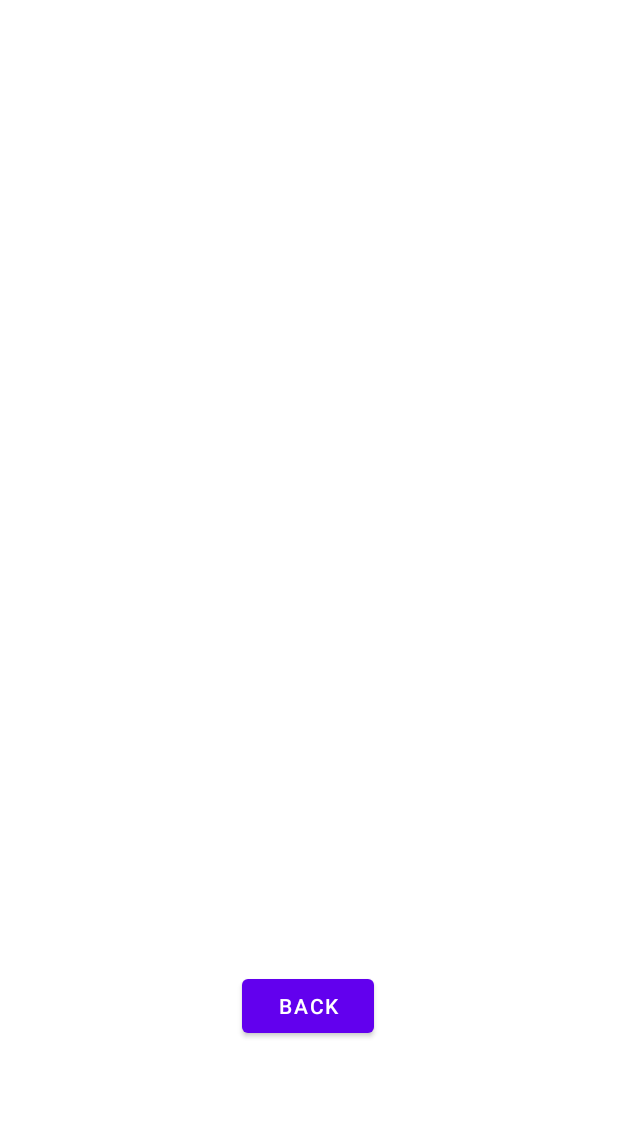
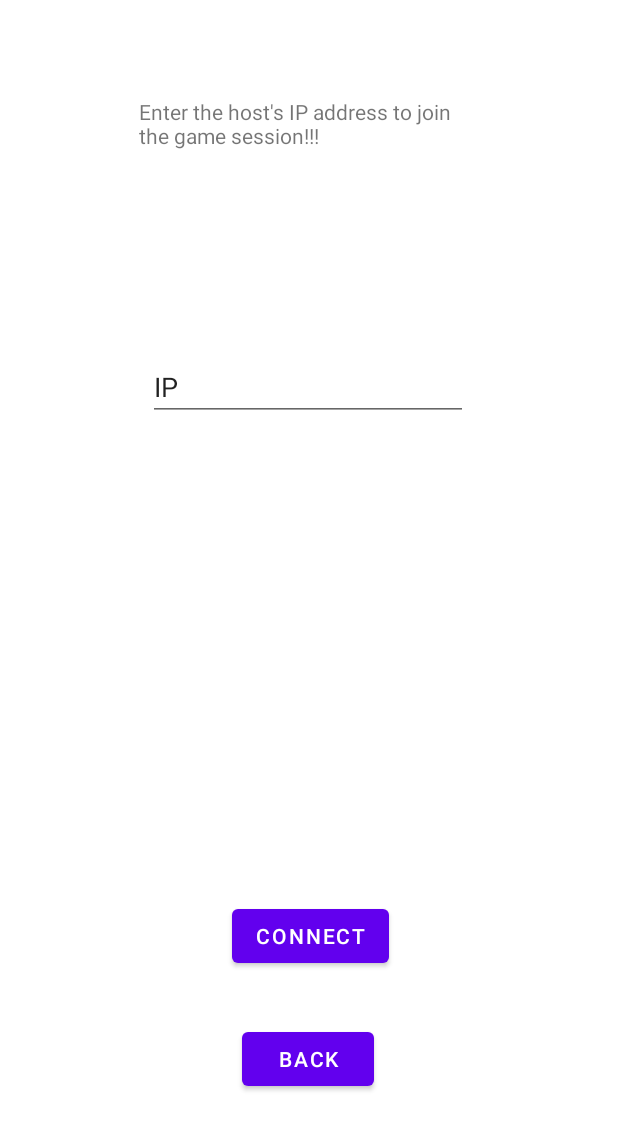
Before and after one commit to SE2-GruppeA/PiatnikParty, an Android app: the screen it shows after launch (MainActivity), after a tap on "JOIN GAME", on a phone screen of 412 x 824 dp. Shown: the top 1130 px of the screen. Run offline under Robolectric (Android 15) with nearby library versions, the phone set to English and light mode, and no system bars.

Commit message:
livedata1

```diff
--- a/app/src/main/java/com/example/piatinkpartyapp/screens/PlayGameFragment.java
+++ b/app/src/main/java/com/example/piatinkpartyapp/screens/PlayGameFragment.java
@@ -8,6 +8,8 @@ import android.view.LayoutInflater;
 import android.view.View;
 import android.view.ViewGroup;
 import android.widget.Button;
+import android.widget.EditText;
+import android.widget.TextView;
 
 import com.example.piatinkpartyapp.R;
 
@@ -69,11 +71,15 @@ public class PlayGameFragment extends Fragment implements View.OnClickListener {
         backBtn = (Button) root.findViewById(R.id.returnButton);
         backBtn.setOnClickListener(this);
 
+        Button connectButton = (Button) root.findViewById(R.id.button3);
+        EditText editText = (EditText) root.findViewById(R.id.editTextTextPersonName);
+
         return root;
     }
 
     @Override
     public void onClick(View view) {
+        if (view == backBtn)
         getActivity().getSupportFragmentManager().beginTransaction().remove(this).commit();
     }
 }
--- a/app/src/main/res/layout/fragment_create_game.xml
+++ b/app/src/main/res/layout/fragment_create_game.xml
@@ -45,7 +45,7 @@
         android:id="@+id/textView"
         android:layout_width="195dp"
         android:layout_height="37dp"
-        android:text=""
+        android:textSize="20dp"
         app:layout_constraintBottom_toBottomOf="@+id/textView5"
         app:layout_constraintEnd_toEndOf="parent"
         app:layout_constraintStart_toStartOf="parent"
@@ -56,7 +56,7 @@
         android:id="@+id/textView2"
         android:layout_width="206dp"
         android:layout_height="58dp"
-        android:text=""
+        android:textSize="20dp"
         app:layout_constraintBottom_toBottomOf="parent"
         app:layout_constraintEnd_toEndOf="parent"
         app:layout_constraintHorizontal_bias="0.497"
--- a/app/src/main/res/layout/fragment_play_game.xml
+++ b/app/src/main/res/layout/fragment_play_game.xml
@@ -30,6 +30,43 @@
         app:layout_constraintHorizontal_bias="0.498"
         app:layout_constraintStart_toStartOf="parent"
         app:layout_constraintTop_toTopOf="parent"
-        app:layout_constraintVertical_bias="0.833" />
+        app:layout_constraintVertical_bias="0.879" />
+
+    <TextView
+        android:id="@+id/textView3"
+        android:layout_width="227dp"
+        android:layout_height="75dp"
+        android:text="Enter the host's IP address to join the game session!!!"
+        app:layout_constraintBottom_toBottomOf="@+id/textView5"
+        app:layout_constraintEnd_toEndOf="parent"
+        app:layout_constraintStart_toStartOf="parent"
+        app:layout_constraintTop_toTopOf="parent"
+        app:layout_constraintVertical_bias="0.086" />
+
+    <Button
+        android:id="@+id/button3"
+        android:layout_width="wrap_content"
+        android:layout_height="wrap_content"
+        android:text="Connect"
+        app:layout_constraintBottom_toBottomOf="@+id/textView5"
+        app:layout_constraintEnd_toEndOf="parent"
+        app:layout_constraintHorizontal_bias="0.504"
+        app:layout_constraintStart_toStartOf="@+id/textView5"
+        app:layout_constraintTop_toTopOf="parent"
+        app:layout_constraintVertical_bias="0.773" />
+
+    <EditText
+        android:id="@+id/editTextTextPersonName"
+        android:layout_width="wrap_content"
+        android:layout_height="wrap_content"
+        android:ems="10"
+        android:inputType="textPersonName"
+        android:text="IP"
+        app:layout_constraintBottom_toBottomOf="@+id/textView5"
+        app:layout_constraintEnd_toEndOf="parent"
+        app:layout_constraintHorizontal_bias="0.497"
+        app:layout_constraintStart_toStartOf="parent"
+        app:layout_constraintTop_toBottomOf="@+id/textView3"
+        app:layout_constraintVertical_bias="0.149" />
 
 </androidx.constraintlayout.widget.ConstraintLayout>
```
Also changed, not shown: app/src/main/java/com/example/piatinkpartyapp/CreateGameViewModel.java (added, +17 -0 lines), app/src/main/java/com/example/piatinkpartyapp/WaitingForPlayersViewModel.java (+1 -21 lines), app/src/main/java/com/example/piatinkpartyapp/screens/CreateGameFragment.java (+42 -0 lines), app/src/main/java/com/example/piatinkpartyapp/screens/WaitingPlayersFragment.java (+11 -5 lines), app/src/main/res/layout/fragment_waiting_players.xml (+14 -2 lines).
